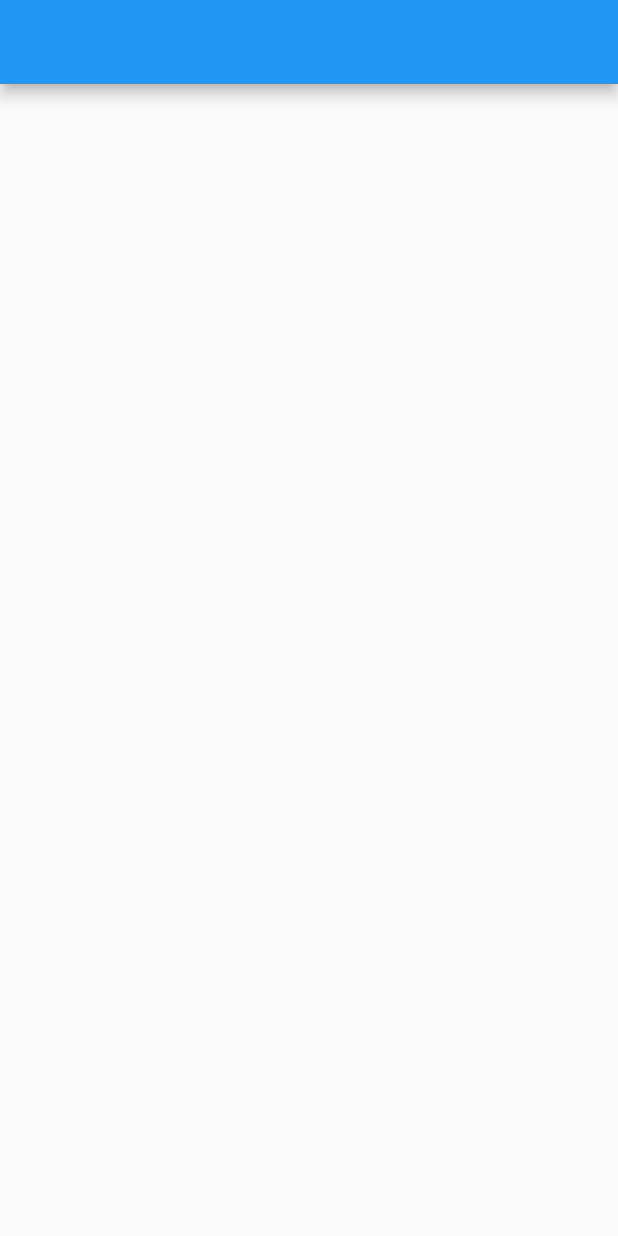
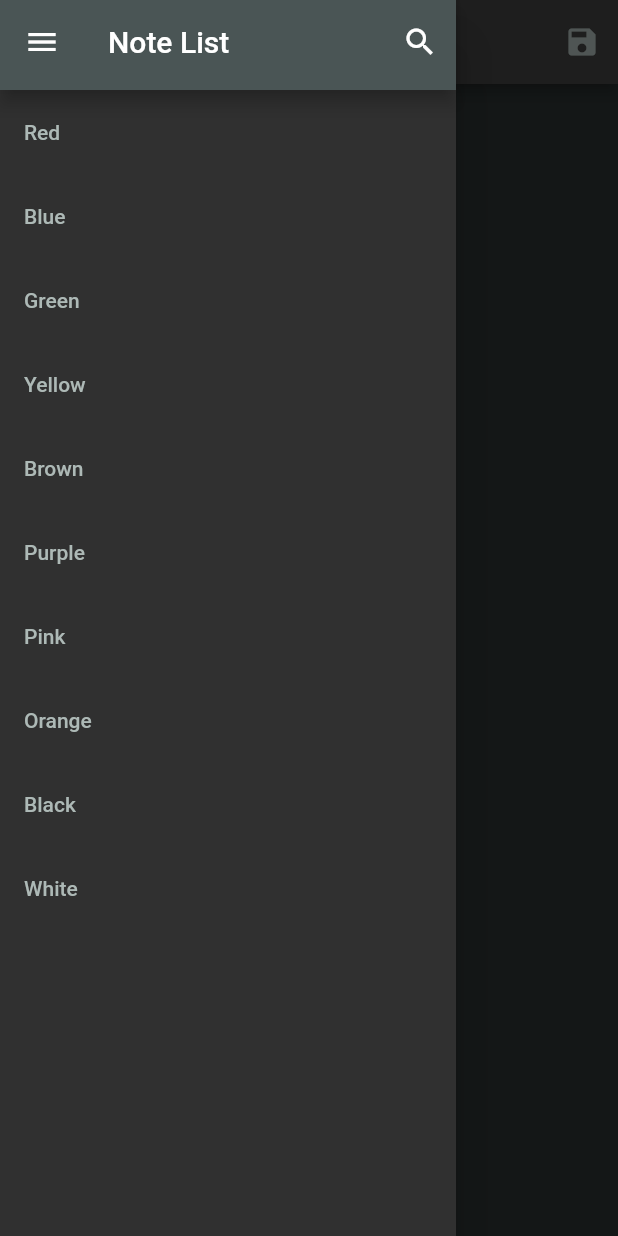
Before and after one commit to ramadhantaAkmal/simple_note_app, a Flutter app: the screen it shows after launch, with the side drawer open (before the commit the screen has no drawer), on a phone screen of 412 x 824 dp. Run offline on Flutter 3.47's test engine with Material 2 defaults, Android fonts, the light colour scheme and no system bars; drawn by our look-alikes of easy_search_bar, flutter_slidable; our stand-ins replace google_fonts.

Commit message:
ui commit done
UI building finished

```diff
--- /dev/null
+++ b/lib/constant.dart
@@ -0,0 +1,7 @@
+import 'package:flutter/material.dart';
+
+const primaryColor = Color.fromARGB(255, 74, 85, 85);
+const secondaryColor = Color(0xFF395B64);
+const darkColor = Color(0xFF444444);
+const bodyTextColor = Color.fromARGB(255, 173, 185, 182);
+const bgColor = Color(0xFF2C3333);
--- a/lib/main.dart
+++ b/lib/main.dart
@@ -1,5 +1,7 @@
 import 'package:flutter/material.dart';
+import 'package:simple_note_app/constant.dart';
 import 'package:simple_note_app/note_page/note_page_main.dart';
+import 'package:google_fonts/google_fonts.dart';
 
 void main() {
   runApp(const MyApp());
@@ -11,11 +13,19 @@ class MyApp extends StatelessWidget {
   @override
   Widget build(BuildContext context) {
     return MaterialApp(
-      title: 'Flutter Demo',
-      theme: ThemeData(
-        primarySwatch: Colors.blue,
+      debugShowCheckedModeBanner: false,
+      title: 'Simple Note',
+      theme: ThemeData.dark().copyWith(
+        primaryColor: primaryColor,
+        scaffoldBackgroundColor: bgColor,
+        textTheme: GoogleFonts.robotoTextTheme(Theme.of(context).textTheme)
+            .apply(bodyColor: bodyTextColor)
+            .copyWith(
+              bodyText1: const TextStyle(color: bodyTextColor),
+              bodyText2: const TextStyle(color: bodyTextColor),
+            ),
       ),
-      home: const NotePageMain(),
+      home: NotePageMain(),
     );
   }
 }
--- /dev/null
+++ b/lib/note_list_drawer/note_list_drawer_card.dart
@@ -0,0 +1,36 @@
+import 'package:flutter/material.dart';
+import 'package:flutter_slidable/flutter_slidable.dart';
+
+class ListCard extends StatelessWidget {
+  const ListCard({super.key, required this.notesTitle, required this.index});
+  final List<String> notesTitle;
+  final int index;
+
+  @override
+  Widget build(BuildContext context) {
+    return Slidable(
+      startActionPane: const ActionPane(
+        motion: BehindMotion(),
+        children: [
+          SlidableAction(
+            onPressed: doNothing,
+            backgroundColor: Color.fromARGB(255, 138, 131, 131),
+            foregroundColor: Colors.white,
+            icon: Icons.delete,
+          ),
+          SlidableAction(
+            onPressed: doNothing,
+            backgroundColor: Color.fromARGB(255, 138, 131, 131),
+            foregroundColor: Colors.white,
+            icon: Icons.download,
+          ),
+        ],
+      ),
+      child: ListTile(
+        title: Text(notesTitle[index]),
+      ),
+    );
+  }
+}
+
+void doNothing(BuildContext context) {}
--- /dev/null
+++ b/lib/note_list_drawer/note_list_drawer_main.dart
@@ -0,0 +1,55 @@
+import 'package:flutter/material.dart';
+import 'package:easy_search_bar/easy_search_bar.dart';
+import 'package:simple_note_app/note_list_drawer/note_list_drawer_card.dart';
+
+class NoteListDrawer extends StatefulWidget {
+  const NoteListDrawer({super.key});
+
+  @override
+  State<NoteListDrawer> createState() => _NoteListDrawerState();
+}
+
+class _NoteListDrawerState extends State<NoteListDrawer> {
+  String searchValue = '';
+  List<String> notesTitle = [
+    'Red',
+    'Blue',
+    'Green',
+    'Yellow',
+    'Brown',
+    'Purple',
+    'Pink',
+    'Orange',
+    'Black',
+    'White'
+  ];
+
+  @override
+  Widget build(BuildContext context) {
+    return Drawer(
+      child: Column(
+        children: [
+          SizedBox(
+            height: 60,
+            child: EasySearchBar(
+              onSearch: (value) => setState(() => searchValue = value),
+              title: const Text('Note List'),
+            ),
+          ),
+          ListView.builder(
+            physics: const NeverScrollableScrollPhysics(),
+            shrinkWrap: true,
+            scrollDirection: Axis.vertical,
+            itemCount: notesTitle.length,
+            itemBuilder: ((context, index) {
+              return ListCard(
+                notesTitle: notesTitle,
+                index: index,
+              );
+            }),
+          ),
+        ],
+      ),
+    );
+  }
+}
--- a/lib/note_page/note_page_main.dart
+++ b/lib/note_page/note_page_main.dart
@@ -1,23 +1,90 @@
 import 'package:flutter/material.dart';
-import 'package:flutter/src/widgets/container.dart';
-import 'package:flutter/src/widgets/framework.dart';
+import 'package:simple_note_app/constant.dart';
+import 'package:simple_note_app/note_list_drawer/note_list_drawer_main.dart';
 
 class NotePageMain extends StatelessWidget {
-  const NotePageMain({super.key});
+  NotePageMain({super.key});
+
+  final TextEditingController _title = TextEditingController(text: "Title");
+  final TextEditingController _desc = TextEditingController();
+  final GlobalKey<ScaffoldState> _key = GlobalKey();
 
   @override
   Widget build(BuildContext context) {
-    return Scaffold(
-      appBar: _buildAppBar(),
-      body: _buildBody(),
+    return SafeArea(
+      child: Scaffold(
+        key: _key,
+        drawer: NoteListDrawer(),
+        appBar: _buildAppBar(),
+        body: _buildBody(context),
+      ),
     );
   }
 
   AppBar _buildAppBar() {
-    return AppBar();
+    return AppBar(
+      title: TextField(
+        cursorColor: bodyTextColor,
+        controller: _title,
+        showCursor: true,
+        decoration: const InputDecoration(
+          hintText: "Enter Title",
+          border: InputBorder.none,
+        ),
+      ),
+      centerTitle: true,
+      leading: Center(
+        child: IconButton(
+            onPressed: () {
+              _key.currentState?.openDrawer();
+            },
+            icon: const Icon(
+              Icons.folder,
+              color: bodyTextColor,
+            )),
+      ),
+      actions: <Widget>[
+        Center(
+          child: IconButton(
+              onPressed: () {},
+              icon: const Icon(
+                Icons.save,
+                color: bodyTextColor,
+              )),
+        ),
+      ],
+    );
   }
 
-  Widget _buildBody() {
-    return Container();
+  Widget _buildBody(BuildContext context) {
+    return Padding(
+      padding: const EdgeInsets.symmetric(
+        horizontal: 5,
+        vertical: 10,
+      ),
+      child: SizedBox(
+        height: MediaQuery.of(context).size.height,
+        width: MediaQuery.of(context).size.height,
+        child: TextField(
+          cursorColor: bodyTextColor,
+          controller: _desc,
+          showCursor: true,
+          decoration: const InputDecoration(
+            hintText: "Enter Description",
+            hintStyle: TextStyle(
+              color: bodyTextColor,
+            ),
+            border: InputBorder.none,
+            focusedBorder: InputBorder.none,
+            enabledBorder: InputBorder.none,
+            errorBorder: InputBorder.none,
+            disabledBorder: InputBorder.none,
+          ),
+          expands: true,
+          maxLines: null,
+          minLines: null,
+        ),
+      ),
+    );
   }
 }
--- a/pubspec.yaml
+++ b/pubspec.yaml
@@ -47,6 +47,9 @@ dev_dependencies:
   # package. See that file for information about deactivating specific lint
   # rules and activating additional ones.
   flutter_lints: ^2.0.0
+  easy_search_bar: ^2.4.2
+  flutter_slidable: ^2.0.0
+  google_fonts: ^4.0.1
 
 # For information on the generic Dart part of this file, see the
 # following page: https://dart.dev/tools/pub/pubspec
```
Also changed, not shown: pubspec.lock.
